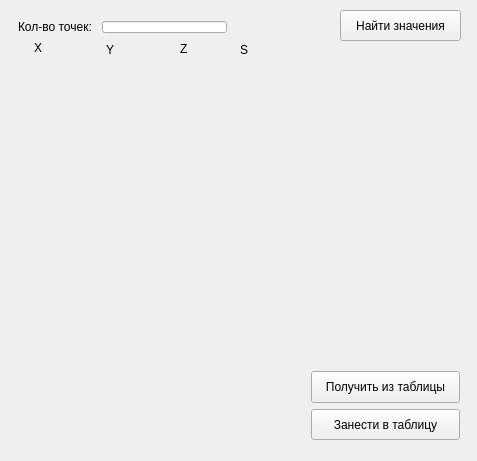
Qt form MNK/MNK/mainwindow.ui (he305/Work) before a commit.
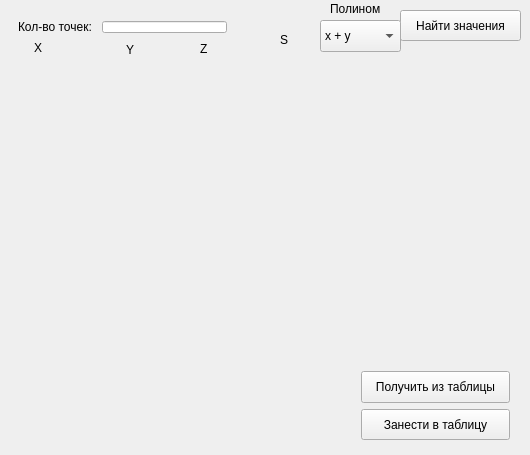
The same form after that commit.

Patch:
```diff
--- a/MNK/MNK/mainwindow.ui
+++ b/MNK/MNK/mainwindow.ui
@@ -6,8 +6,8 @@
    <rect>
     <x>0</x>
     <y>0</y>
-    <width>477</width>
-    <height>461</height>
+    <width>530</width>
+    <height>455</height>
    </rect>
   </property>
   <property name="windowTitle">
@@ -55,7 +55,7 @@
    <widget class="QLabel" name="yLabel">
     <property name="geometry">
      <rect>
-      <x>100</x>
+      <x>120</x>
       <y>40</y>
       <width>20</width>
       <height>20</height>
@@ -71,7 +71,7 @@
    <widget class="QPushButton" name="mnk_button">
     <property name="geometry">
      <rect>
-      <x>340</x>
+      <x>400</x>
       <y>10</y>
       <width>121</width>
       <height>31</height>
@@ -86,7 +86,7 @@
      <rect>
       <x>10</x>
       <y>60</y>
-      <width>61</width>
+      <width>71</width>
       <height>391</height>
      </rect>
     </property>
@@ -95,9 +95,9 @@
    <widget class="QWidget" name="verticalLayoutWidget_2">
     <property name="geometry">
      <rect>
-      <x>80</x>
+      <x>90</x>
       <y>60</y>
-      <width>61</width>
+      <width>71</width>
       <height>391</height>
      </rect>
     </property>
@@ -106,8 +106,8 @@
    <widget class="QLabel" name="sLabel">
     <property name="geometry">
      <rect>
-      <x>240</x>
-      <y>40</y>
+      <x>280</x>
+      <y>30</y>
       <width>20</width>
       <height>20</height>
      </rect>
@@ -119,9 +119,9 @@
    <widget class="QWidget" name="verticalLayoutWidget_3">
     <property name="geometry">
      <rect>
-      <x>220</x>
+      <x>250</x>
       <y>60</y>
-      <width>61</width>
+      <width>83</width>
       <height>391</height>
      </rect>
     </property>
@@ -130,7 +130,7 @@
    <widget class="QWidget" name="verticalLayoutWidget_4">
     <property name="geometry">
      <rect>
-      <x>300</x>
+      <x>350</x>
       <y>360</y>
       <width>171</width>
       <height>91</height>
@@ -171,7 +171,7 @@
    <widget class="QLabel" name="zLabel">
     <property name="geometry">
      <rect>
-      <x>180</x>
+      <x>200</x>
       <y>40</y>
       <width>16</width>
       <height>18</height>
@@ -184,7 +184,7 @@
    <widget class="QWidget" name="verticalLayoutWidget_5">
     <property name="geometry">
      <rect>
-      <x>150</x>
+      <x>170</x>
       <y>60</y>
       <width>61</width>
       <height>391</height>
@@ -195,7 +195,7 @@
    <widget class="QWidget" name="verticalLayoutWidget_6">
     <property name="geometry">
      <rect>
-      <x>350</x>
+      <x>410</x>
       <y>50</y>
       <width>111</width>
       <height>281</height>
@@ -203,6 +203,49 @@
     </property>
     <layout class="QVBoxLayout" name="resLayout"/>
    </widget>
+   <widget class="QLabel" name="label">
+    <property name="geometry">
+     <rect>
+      <x>330</x>
+      <y>0</y>
+      <width>59</width>
+      <height>18</height>
+     </rect>
+    </property>
+    <property name="text">
+     <string>Полином</string>
+    </property>
+   </widget>
+   <widget class="QComboBox" name="polynomeBox">
+    <property name="geometry">
+     <rect>
+      <x>320</x>
+      <y>20</y>
+      <width>81</width>
+      <height>32</height>
+     </rect>
+    </property>
+    <item>
+     <property name="text">
+      <string>x + y</string>
+     </property>
+    </item>
+    <item>
+     <property name="text">
+      <string>x + y^2</string>
+     </property>
+    </item>
+    <item>
+     <property name="text">
+      <string>x^2 + y</string>
+     </property>
+    </item>
+    <item>
+     <property name="text">
+      <string>x^2 + y^2</string>
+     </property>
+    </item>
+   </widget>
   </widget>
  </widget>
  <layoutdefault spacing="6" margin="11"/>
```
